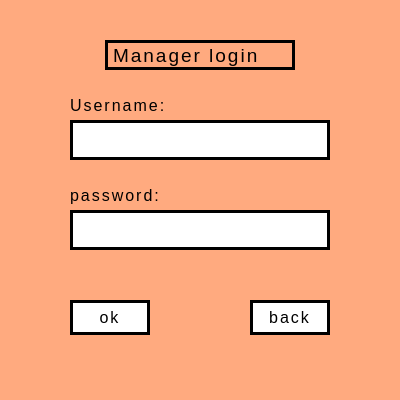
Qt form managerwindow.ui (M0tgh3y/MOT-Stor-Qt) before a commit.
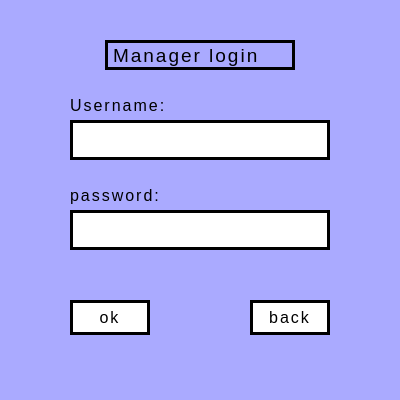
The same form after that commit.

The edit to the form file:
```diff
--- a/managerwindow.ui
+++ b/managerwindow.ui
@@ -14,7 +14,7 @@
    <string>Form</string>
   </property>
   <property name="styleSheet">
-   <string notr="true">background-color: rgb(255, 170, 127);</string>
+   <string notr="true">background-color: rgb(170, 170, 255)</string>
   </property>
   <widget class="QLabel" name="username">
    <property name="geometry">
```
Left out of the diff: 6 changed lines with no effect on the pictures.
